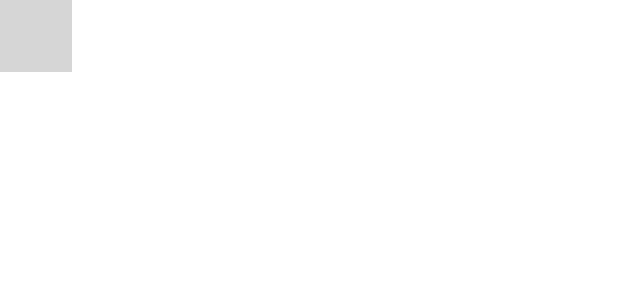
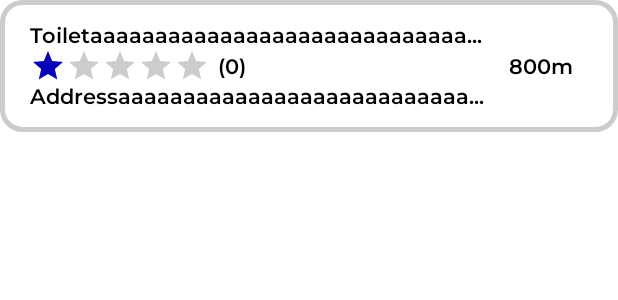
Before and after one commit to nycocado/think-toilet, an Android app built with Jetpack Compose: the @Preview function LocationCardPreview, on a phone screen of 412 x 824 dp. Shown: the top 300 px of the screen. Run offline under Robolectric (Android 15) with nearby library versions, the phone set to English and light mode, and no system bars; grey boxes are pictures that could not be loaded.

Commit message:
Added LocationCard

```diff
--- a/app/app/src/main/java/pt/iade/ei/thinktoilet/models/Comment.kt
+++ b/app/app/src/main/java/pt/iade/ei/thinktoilet/models/Comment.kt
@@ -1,12 +1,11 @@
 package pt.iade.ei.thinktoilet.models
 
 import java.io.Serializable
-import java.time.LocalDate
 import java.time.LocalDateTime
 
 data class Comment(
     var id: Int?,
-    val user: User,
+    val userForeigner: UserForeigner,
     val text: String,
     val ratingCategory: RatingCategory,
     val date: LocalDateTime,
--- a/app/app/src/main/java/pt/iade/ei/thinktoilet/models/Position.kt
+++ b/app/app/src/main/java/pt/iade/ei/thinktoilet/models/Position.kt
@@ -3,6 +3,6 @@ package pt.iade.ei.thinktoilet.models
 import java.io.Serializable
 
 data class Position(
-    val latitude: Double,
-    val longitude: Double,
+    var latitude: Double,
+    var longitude: Double,
 ) : Serializable
--- a/app/app/src/main/java/pt/iade/ei/thinktoilet/models/RatingCategory.kt
+++ b/app/app/src/main/java/pt/iade/ei/thinktoilet/models/RatingCategory.kt
@@ -3,8 +3,12 @@ package pt.iade.ei.thinktoilet.models
 import java.io.Serializable
 
 data class RatingCategory(
-    var clean: Float?,
-    var paper: Float?,
-    var structure: Float?,
-    var acessibiiity: Float?,
-) : Serializable
+    var clean: Float,
+    var paper: Float,
+    var structure: Float,
+    var accessibility: Float,
+) : Serializable {
+    fun average(): Float {
+        return (clean + paper + structure + accessibility) / 4
+    }
+}
--- a/app/app/src/main/java/pt/iade/ei/thinktoilet/models/Toilet.kt
+++ b/app/app/src/main/java/pt/iade/ei/thinktoilet/models/Toilet.kt
@@ -6,7 +6,15 @@ data class Toilet(
     var id: Int?,
     val name: String,
     val address: String,
-    var ratingAverage: Float?,
-    var numCommets: Int?,
+    var ratingCategory: RatingCategory,
+    val accessibility: Boolean,
+    val babyChangingStation: Boolean,
     val position: Position,
-) : Serializable
+    var numComments: Int,
+    val comments: List<Comment>,
+    val googlePlaceId: String,
+) : Serializable {
+    fun getAverageRating(): Float {
+        return ratingCategory.average()
+    }
+}
--- /dev/null
+++ b/app/app/src/main/java/pt/iade/ei/thinktoilet/test/Test.kt
@@ -0,0 +1,36 @@
+package pt.iade.ei.thinktoilet.test
+
+import pt.iade.ei.thinktoilet.models.Position
+import pt.iade.ei.thinktoilet.models.RatingCategory
+import pt.iade.ei.thinktoilet.models.Toilet
+
+fun generateRatingCategory(): RatingCategory {
+    return RatingCategory(
+        clean = 1.0f,
+        paper = 1.0f,
+        structure = 1.0f,
+        accessibility = 1.0f,
+    )
+}
+
+fun generatePosition(): Position {
+    return Position(
+        latitude = 0.0,
+        longitude = 0.0
+    )
+}
+
+fun generateToilet(): Toilet {
+    return Toilet(
+        id = 1,
+        name = "Toiletaaaaaaaaaaaaaaaaaaaaaaaaaaaaaaaaaaaaaaaaaaaaaaaaaaaa",
+        address = "Addressaaaaaaaaaaaaaaaaaaaaaaaaaaaaaaaaaaaaaaaaaaaaaa",
+        ratingCategory = generateRatingCategory(),
+        accessibility = true,
+        babyChangingStation = true,
+        position = generatePosition(),
+        numComments = 0,
+        comments = emptyList(),
+        googlePlaceId = "0"
+    )
+}
--- a/app/app/src/main/java/pt/iade/ei/thinktoilet/ui/components/LocationCard.kt
+++ b/app/app/src/main/java/pt/iade/ei/thinktoilet/ui/components/LocationCard.kt
@@ -1,28 +1,87 @@
 package pt.iade.ei.thinktoilet.ui.components
 
+import androidx.compose.foundation.border
+import androidx.compose.foundation.layout.Arrangement
+import androidx.compose.foundation.layout.Box
 import androidx.compose.foundation.layout.Column
 import androidx.compose.foundation.layout.Row
+import androidx.compose.foundation.layout.fillMaxWidth
+import androidx.compose.foundation.layout.padding
+import androidx.compose.foundation.shape.RoundedCornerShape
+import androidx.compose.material3.Text
 import androidx.compose.runtime.Composable
+import androidx.compose.ui.Alignment
+import androidx.compose.ui.Modifier
+import androidx.compose.ui.draw.clip
+import androidx.compose.ui.graphics.Color
+import androidx.compose.ui.text.font.FontWeight
+import androidx.compose.ui.text.style.TextOverflow
 import androidx.compose.ui.tooling.preview.Preview
+import androidx.compose.ui.unit.dp
+import pt.iade.ei.thinktoilet.test.generateToilet
+import pt.iade.ei.thinktoilet.models.Toilet
+import pt.iade.ei.thinktoilet.ui.theme.montserratFontFamily
 
 @Composable
-fun LocationCard() {
-    Row {
-        Column {
-            Row {
+fun LocationCard(
+    toilet: Toilet
+) {
+    Box(
+        modifier = Modifier
+            .clip(RoundedCornerShape(8.dp))
+            .border(3.dp, Color.LightGray, RoundedCornerShape(15.dp))
+    ) { // Container (Serve para aplicar o border radius)
+        Row(
+            modifier = Modifier
+                .fillMaxWidth()
+                .padding(horizontal = 20.dp, vertical = 15.dp),
+            verticalAlignment = Alignment.CenterVertically,
+            horizontalArrangement = Arrangement.SpaceBetween
+        ) { // Todos os elementos são colocados em linha
+            Column(
+                modifier = Modifier.weight(1f)
+            ) { // Informações do local
+                Row { // Nome
+                    Text(
+                        modifier = Modifier.fillMaxWidth(),
+                        text = toilet.name,
+                        fontFamily = montserratFontFamily,
+                        fontWeight = FontWeight.SemiBold,
+                        maxLines = 1,
+                        overflow = TextOverflow.Ellipsis
+                    )
+                }
+                Row(
+                    verticalAlignment = Alignment.CenterVertically
+                ) { // Estrelas
+                    Stars(toilet.getAverageRating())
+                    Text(
+                        modifier = Modifier.padding(horizontal = 5.dp),
+                        text = "(${toilet.numComments})",
+                        fontFamily = montserratFontFamily,
+                        fontWeight = FontWeight.SemiBold,
+                    )
+                }
+                Row { // Endereço
+                    Text(
+                        modifier = Modifier.fillMaxWidth(),
+                        text = toilet.address,
+                        fontFamily = montserratFontFamily,
+                        fontWeight = FontWeight.SemiBold,
+                        maxLines = 1,
+                        overflow = TextOverflow.Ellipsis
+                    )
+                }
+            }
+            Column { // Distância
                 Text(
-
+                    modifier = Modifier.padding(horizontal = 10.dp),
+                    text = "800m",
+                    fontFamily = montserratFontFamily,
+                    fontWeight = FontWeight.SemiBold,
+                    maxLines = 1
                 )
             }
-            Row {
-
-            }
-            Row {
-
-            }
-        }
-        Column {
-
         }
     }
 }
@@ -30,5 +89,7 @@ fun LocationCard() {
 @Preview(showBackground = true)
 @Composable
 fun LocationCardPreview() {
-    LocationCard()
+    LocationCard(
+        toilet = generateToilet()
+    )
 }
--- /dev/null
+++ b/app/app/src/main/java/pt/iade/ei/thinktoilet/ui/components/Stars.kt
@@ -0,0 +1,33 @@
+package pt.iade.ei.thinktoilet.ui.components
+
+import androidx.compose.foundation.Image
+import androidx.compose.foundation.layout.Row
+import androidx.compose.runtime.Composable
+import androidx.compose.ui.res.painterResource
+import androidx.compose.ui.tooling.preview.Preview
+import pt.iade.ei.thinktoilet.R
+
+@Composable
+fun Stars(
+    rating: Float
+) {
+    Row {
+        for (i in 1..5) {
+            Image(
+                painter = painterResource(
+                    if (i <= rating.toInt())
+                        R.drawable.star_filled
+                    else
+                        R.drawable.star
+                ),
+                contentDescription = "{i} star"
+            )
+        }
+    }
+}
+
+@Preview(showBackground = true)
+@Composable
+fun StarsPreview() {
+    Stars(3.5f)
+}
--- /dev/null
+++ b/app/app/src/main/res/drawable/star.xml
@@ -0,0 +1,10 @@
+<vector xmlns:android="http://schemas.android.com/apk/res/android"
+    android:width="24dp"
+    android:height="24dp"
+    android:viewportWidth="960"
+    android:viewportHeight="960"
+    android:tint="#CCCCCC">
+  <path
+      android:fillColor="@android:color/white"
+      android:pathData="M233,840L298,559L80,370L368,345L480,80L592,345L880,370L662,559L727,840L480,691L233,840Z"/>
+</vector>
--- /dev/null
+++ b/app/app/src/main/res/drawable/star_filled.xml
@@ -0,0 +1,10 @@
+<vector xmlns:android="http://schemas.android.com/apk/res/android"
+    android:width="24dp"
+    android:height="24dp"
+    android:viewportWidth="960"
+    android:viewportHeight="960"
+    android:tint="#0603B7">
+  <path
+      android:fillColor="@android:color/white"
+      android:pathData="M233,840L298,559L80,370L368,345L480,80L592,345L880,370L662,559L727,840L480,691L233,840Z"/>
+</vector>
```
Also changed, not shown: app/app/src/main/java/pt/iade/ei/thinktoilet/MainActivity.kt (+17 -15 lines), app/app/src/main/java/pt/iade/ei/thinktoilet/models/ToiletMain.kt (deleted, +0 -12 lines), app/app/src/main/java/pt/iade/ei/thinktoilet/models/User.kt (deleted, +0 -11 lines), app/app/src/main/java/pt/iade/ei/thinktoilet/models/UserForeigner.kt (added, +11 -0 lines), app/app/src/main/java/pt/iade/ei/thinktoilet/models/UserMain.kt (+8 -3 lines).
